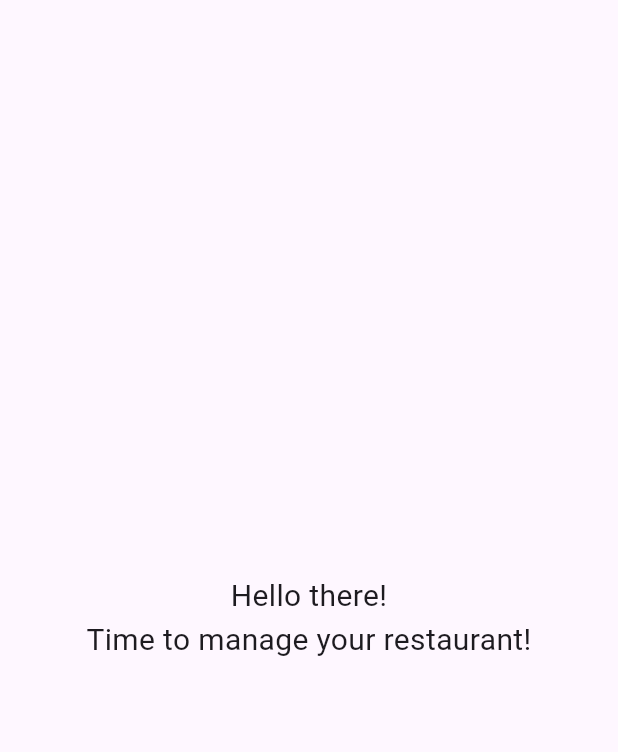
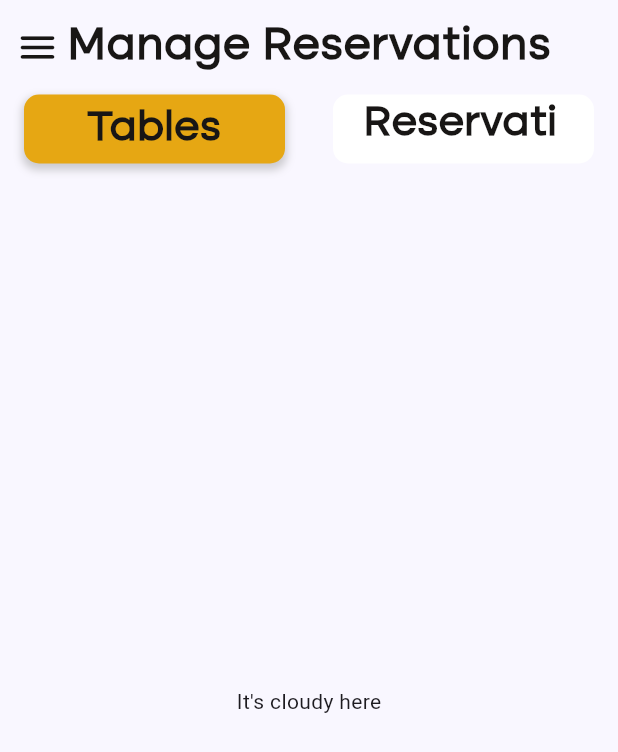
Before and after one commit to SEP-G16/restaurant-manager-app, a Flutter app: the screen it shows after launch, on a phone screen of 412 x 824 dp. Shown: the top 752 px of the screen. Run offline on Flutter 3.47's test engine with Material 3 defaults, Android fonts, the phone set to English and light mode, and no system bars; our stand-ins replace flutter_svg, get, socket_io_client.

Commit message:
creating reservationss screen

```diff
--- /dev/null
+++ b/lib/controller/views/reservation_screen_tab_controller.dart
@@ -0,0 +1,24 @@
+import 'package:get/get.dart';
+import 'package:flutter/material.dart';
+
+class ReservationScreenTabController extends GetxController with SingleGetTickerProviderMixin {
+  late TabController tabController;
+  RxInt _selectedIndex = 0.obs;
+  int get selectedIndex => _selectedIndex.value;
+
+  @override
+  void onInit() {
+    super.onInit();
+    tabController = TabController(length: 2, vsync: this);
+    tabController.addListener(() {
+      _selectedIndex.value = tabController.index;
+      print(selectedIndex);
+    });
+  }
+
+  @override
+  void onClose() {
+    tabController.dispose();
+    super.onClose();
+  }
+}
--- a/lib/main.dart
+++ b/lib/main.dart
@@ -1,6 +1,9 @@
 import 'package:flutter/material.dart';
 import 'package:get/get.dart';
+import 'package:restaurant_manager/constants/colour_constants.dart';
+import 'package:restaurant_manager/views/front_desk/reservation_screen.dart';
 import 'package:restaurant_manager/views/loading_screen.dart';
+import 'package:restaurant_manager/views/login_screen.dart';
 
 void main() {
   runApp(const RestaurantManager());
@@ -16,8 +19,13 @@ class RestaurantManager extends StatelessWidget {
       title: 'Virtual Waiter',
       theme: ThemeData(
         useMaterial3: true,
+        textSelectionTheme: const TextSelectionThemeData(
+           cursorColor: ColourConstants.gamboge,
+          selectionColor: ColourConstants.gamboge,
+          selectionHandleColor: ColourConstants.gamboge
+        )
       ),
-      home: LoadingScreen(),
+      home: ReservationScreen(),
     );
   }
 }
--- /dev/null
+++ b/lib/views/front_desk/reservation_screen.dart
@@ -0,0 +1,133 @@
+import 'package:flutter/material.dart';
+import 'package:get/get.dart';
+import 'package:restaurant_manager/components/action_button.dart';
+import 'package:restaurant_manager/constants/colour_constants.dart';
+import 'package:restaurant_manager/controller/views/reservation_screen_tab_controller.dart';
+import '../../constants/text_constants.dart';
+
+class ReservationScreen extends StatelessWidget {
+  @override
+  Widget build(BuildContext context) {
+    return GetBuilder<ReservationScreenTabController>(
+      init: ReservationScreenTabController(),
+      builder: (controller) {
+        return Scaffold(
+          backgroundColor: ColourConstants.ghostWhite,
+          body: SafeArea(
+            child: Container(
+              alignment: Alignment.center,
+              child: Column(
+                children: [
+                  Container(
+                    padding:
+                        EdgeInsets.symmetric(horizontal: 10.0, vertical: 10.0),
+                    child: Stack(
+                      alignment: Alignment.center,
+                      children: [
+                        Align(
+                          alignment: Alignment.centerLeft,
+                          child: GestureDetector(
+                            onTap: () {},
+                            child: Icon(
+                              Icons.menu_rounded,
+                              color: ColourConstants.chineseBlack,
+                              size: 30,
+                            ),
+                          ),
+                        ),
+                        Align(
+                          alignment: Alignment.center,
+                          child: Text(
+                            'Manage Reservations',
+                            style: TextConstants.mainTextStyle(),
+                          ),
+                        ),
+                      ],
+                    ),
+                  ),
+                  Obx(
+                    () => TabBar(
+                      indicatorColor: Colors.transparent,
+                      dividerColor: Colors.transparent,
+                      controller: controller.tabController,
+                      overlayColor: WidgetStateColor.resolveWith(
+                          (_) => Colors.transparent),
+                      tabs: <Widget>[
+                        Tab(
+                          child: Container(
+                            padding: EdgeInsets.symmetric(horizontal: 20.0),
+                            height: 60,
+                            width: double.maxFinite,
+                            decoration: BoxDecoration(
+                              color: controller.selectedIndex == 0
+                                  ? ColourConstants.gamboge
+                                  : Colors.white,
+                              borderRadius: BorderRadius.circular(10.0),
+                              boxShadow: [
+                                BoxShadow(
+                                  color: Colors.grey.withOpacity(0.5),
+                                  spreadRadius: 1,
+                                  blurRadius: 4,
+                                  offset: const Offset(
+                                      0, 3), // changes position of shadow
+                                ),
+                              ],
+                            ),
+                            child: Center(
+                              child: Text(
+                                'Tables',
+                                style: TextConstants.subTextStyle(
+                                  color: ColourConstants.chineseBlack,
+                                  fontSize: 28,
+                                ),
+                              ),
+                            ),
+                          ),
+                        ),
+                        Tab(
+                          child: Container(
+                            padding: EdgeInsets.symmetric(horizontal: 20.0),
+                            height: 60,
+                            width: double.maxFinite,
+                            decoration: BoxDecoration(
+                              color: controller.selectedIndex == 1
+                                  ? ColourConstants.gamboge
+                                  : Colors.white,
+                              borderRadius: BorderRadius.circular(10.0),
+                            ),
+                            child: Center(
+                              child: Text(
+                                'Reservations',
+                                style: TextConstants.subTextStyle(
+                                  color: ColourConstants.chineseBlack,
+                                  fontSize: 28,
+                                ),
+                              ),
+                            ),
+                          ),
+                        ),
+                      ],
+                    ),
+                  ),
+                  Expanded(
+                    child: TabBarView(
+                      controller: controller.tabController,
+                      children: const <Widget>[
+                        Center(
+                          child: Text("It's cloudy here"),
+                        ),
+                        Center(
+                          child: Text("It's rainy here"),
+                        ),
+                      ],
+                    ),
+                  ),
+                ],
+              ),
+            ),
+          ),
+        );
+      },
+    );
+  }
+}
```
Also changed, not shown: lib/components/custom_drop_down_button.dart (added, +51 -0 lines), lib/components/date_input_field.dart (added, +59 -0 lines), lib/components/input_field.dart (added, +65 -0 lines), lib/components/message_dialog_box.dart (+7 -4 lines), lib/components/named_date_input_field.dart (added, +45 -0 lines), lib/components/named_drop_down_button.dart (added, +48 -0 lines), lib/components/named_input_field.dart (added, +49 -0 lines), lib/controller/network/web-socket-controller.dart (+25 -9 lines), lib/controller/views/welcome_screen_controller.dart (+21 -2 lines), lib/views/welcome_screen.dart (+62 -6 lines), lib/constants/network_constants.dart (renamed from lib/constants.dart), pubspec.lock.
